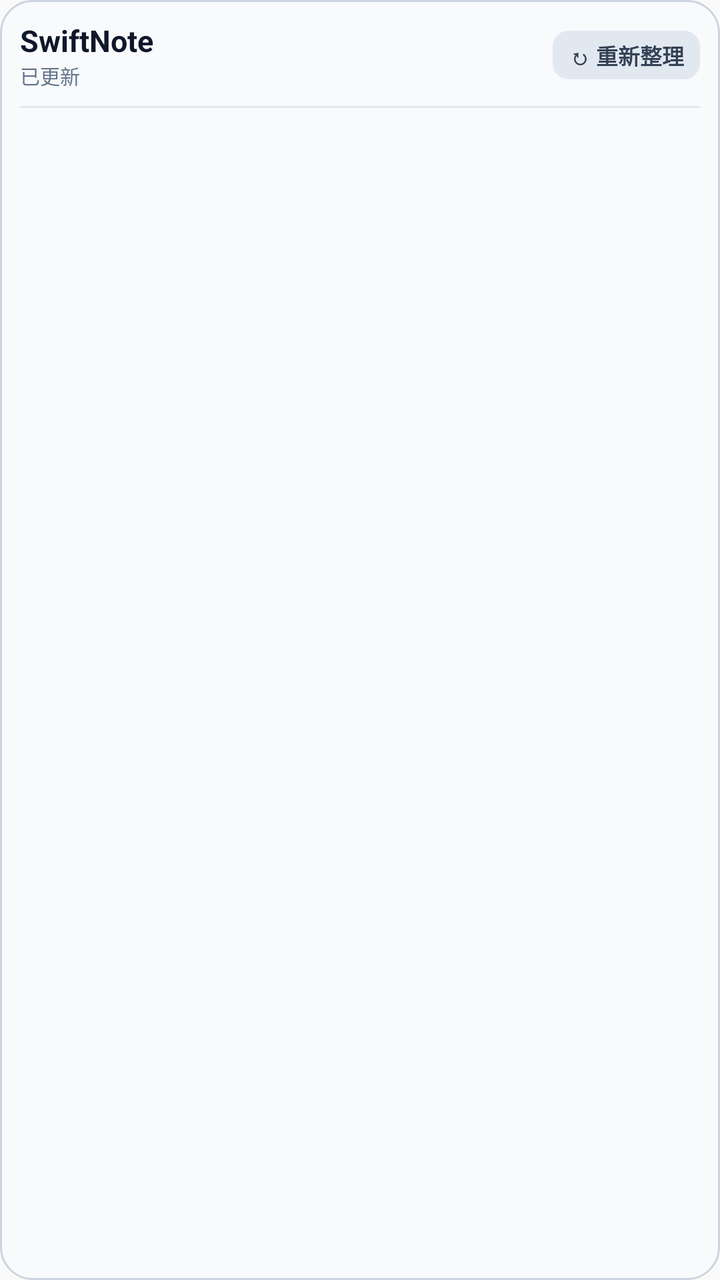
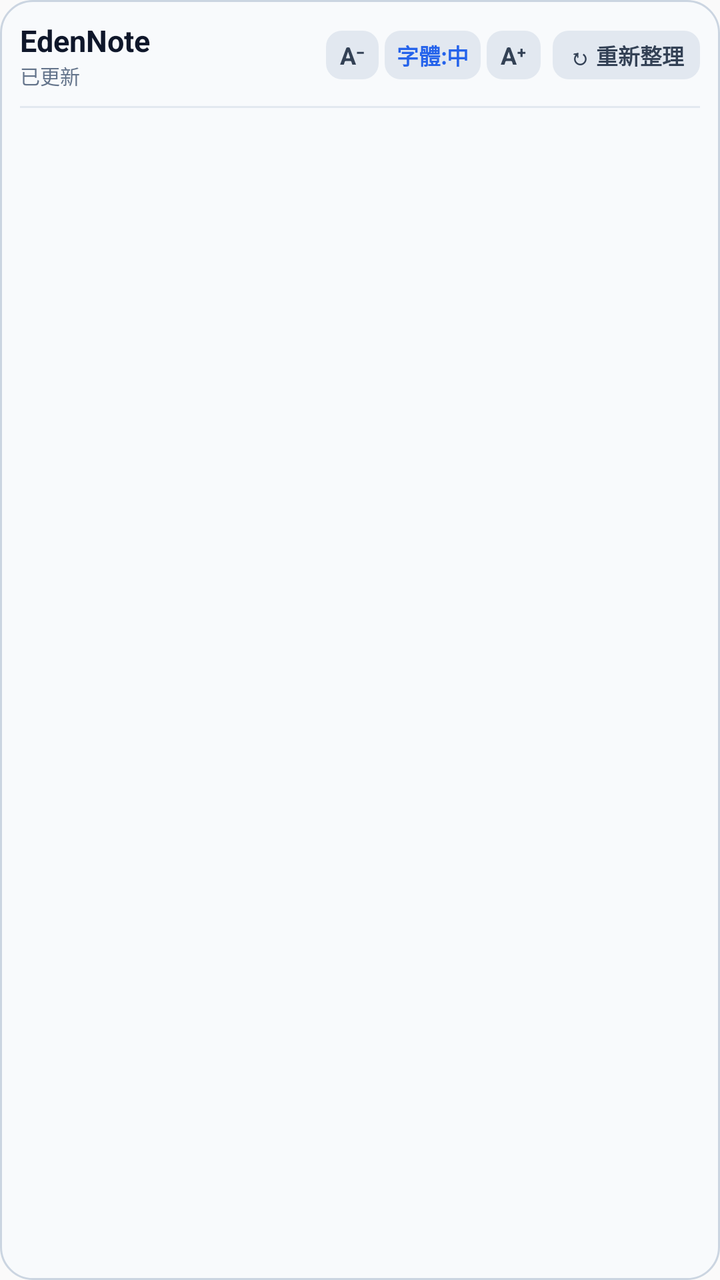

Compare the two renders of this Android layout. The source of the first and the diff that turns it into the second are given below.
<!-- AndroidManifest.xml: application theme AppTheme -->
<!-- res/layout/widget_layout.xml -->
<?xml version="1.0" encoding="utf-8"?>
<LinearLayout xmlns:android="http://schemas.android.com/apk/res/android"
    android:id="@+id/widget_root"
    android:layout_width="match_parent"
    android:layout_height="match_parent"
    android:background="@drawable/widget_bg"
    android:orientation="vertical"
    android:padding="10dp">

    
    <LinearLayout
        android:id="@+id/widget_header"
        android:layout_width="match_parent"
        android:layout_height="wrap_content"
        android:gravity="center_vertical"
        android:orientation="horizontal"
        android:paddingBottom="8dp">

        <LinearLayout
            android:id="@+id/widget_title_area"
            android:layout_width="0dp"
            android:layout_height="wrap_content"
            android:layout_weight="1"
            android:orientation="vertical">

            <TextView
                android:id="@+id/widget_title"
                android:layout_width="wrap_content"
                android:layout_height="wrap_content"
                android:text="SwiftNote"
                android:textColor="#0F172A"
                android:textSize="15sp"
                android:textStyle="bold" />

            <TextView
                android:id="@+id/widget_updated_time"
                android:layout_width="wrap_content"
                android:layout_height="wrap_content"
                android:text="已更新"
                android:textColor="#64748B"
                android:textSize="10sp" />
        </LinearLayout>

        <TextView
            android:id="@+id/widget_btn_refresh"
            android:layout_width="wrap_content"
            android:layout_height="wrap_content"
            android:background="@drawable/btn_refresh_bg"
            android:paddingStart="8dp"
            android:paddingTop="4dp"
            android:paddingEnd="8dp"
            android:paddingBottom="4dp"
            android:text="↻ 重新整理"
            android:textColor="#334155"
            android:textSize="11sp"
            android:textStyle="bold" />
    </LinearLayout>

    
    <ImageView
        android:layout_width="match_parent"
        android:layout_height="1dp"
        android:background="#E2E8F0"
        android:layout_marginBottom="6dp" />

    
    <ListView
        android:id="@+id/widget_list"
        android:layout_width="match_parent"
        android:layout_height="0dp"
        android:layout_weight="1"
        android:divider="@null"
        android:dividerHeight="0dp"
        android:footerDividersEnabled="false"
        android:headerDividersEnabled="false"
        android:scrollbars="vertical" />

    <TextView
        android:id="@+id/widget_empty_view"
        android:layout_width="match_parent"
        android:layout_height="0dp"
        android:layout_weight="1"
        android:gravity="center"
        android:text="尚無資料，開啟 SwiftNote 同步"
        android:textColor="#94A3B8"
        android:textSize="13sp"
        android:visibility="gone" />

</LinearLayout>
<!-- resources referenced by this layout -->
<resources>
  <!-- drawable btn_refresh_bg (drawable) -->
  <?xml version="1.0" encoding="utf-8"?>
  <shape xmlns:android="http://schemas.android.com/apk/res/android"
      android:shape="rectangle">
      <solid android:color="#E2E8F0" />
      <corners android:radius="8dp" />
  </shape>
  <!-- drawable widget_bg (drawable) -->
  <?xml version="1.0" encoding="utf-8"?>
  <shape xmlns:android="http://schemas.android.com/apk/res/android"
      android:shape="rectangle">
      <solid android:color="#F8FAFC" />
      <corners android:radius="16dp" />
      <stroke
          android:width="1dp"
          android:color="#CBD5E1" />
  </shape>
  <style name="AppTheme" parent="Theme.AppCompat.Light.DarkActionBar">
          
          <item name="colorPrimary">@color/colorPrimary</item>
          <item name="colorPrimaryDark">@color/colorPrimaryDark</item>
          <item name="colorAccent">@color/colorAccent</item>
      </style>
</resources>

<!-- the commit's change to res/layout/widget_layout.xml (unified diff, before → after) -->
@@ -27,7 +27,7 @@
                 android:id="@+id/widget_title"
                 android:layout_width="wrap_content"
                 android:layout_height="wrap_content"
-                android:text="SwiftNote"
+                android:text="EdenNote"
                 android:textColor="#0F172A"
                 android:textSize="15sp"
                 android:textStyle="bold" />
@@ -39,6 +39,60 @@
                 android:text="已更新"
                 android:textColor="#64748B"
                 android:textSize="10sp" />
+        </LinearLayout>
+
+        
+        <LinearLayout
+            android:id="@+id/widget_font_size_container"
+            android:layout_width="wrap_content"
+            android:layout_height="wrap_content"
+            android:gravity="center_vertical"
+            android:orientation="horizontal"
+            android:layout_marginEnd="6dp">
+
+            <TextView
+                android:id="@+id/widget_btn_font_smaller"
+                android:layout_width="wrap_content"
+                android:layout_height="wrap_content"
+                android:background="@drawable/btn_refresh_bg"
+                android:paddingStart="7dp"
+                android:paddingTop="4dp"
+                android:paddingEnd="7dp"
+                android:paddingBottom="4dp"
+                android:text="A⁻"
+                android:textColor="#334155"
+                android:textSize="12sp"
+                android:textStyle="bold" />
+
+            <TextView
+                android:id="@+id/widget_font_size_label"
+                android:layout_width="wrap_content"
+                android:layout_height="wrap_content"
+                android:background="@drawable/btn_refresh_bg"
+                android:layout_marginStart="3dp"
+                android:layout_marginEnd="3dp"
+                android:paddingStart="6dp"
+                android:paddingTop="4dp"
+                android:paddingEnd="6dp"
+                android:paddingBottom="4dp"
+                android:text="字體:中"
+                android:textColor="#2563EB"
+                android:textSize="11sp"
+                android:textStyle="bold" />
+
+            <TextView
+                android:id="@+id/widget_btn_font_larger"
+                android:layout_width="wrap_content"
+                android:layout_height="wrap_content"
+                android:background="@drawable/btn_refresh_bg"
+                android:paddingStart="7dp"
+                android:paddingTop="4dp"
+                android:paddingEnd="7dp"
+                android:paddingBottom="4dp"
+                android:text="A⁺"
+                android:textColor="#334155"
+                android:textSize="12sp"
+                android:textStyle="bold" />
         </LinearLayout>
 
         <TextView
@@ -81,7 +135,7 @@
         android:layout_height="0dp"
         android:layout_weight="1"
         android:gravity="center"
-        android:text="尚無資料，開啟 SwiftNote 同步"
+        android:text="尚無資料，開啟 EdenNote 同步"
         android:textColor="#94A3B8"
         android:textSize="13sp"
         android:visibility="gone" />
